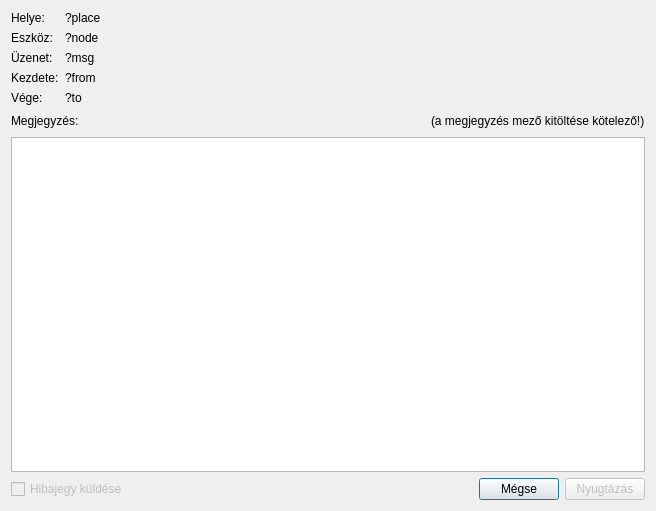
Old version of the form lv2g/acknowledge.ui in the repository csikfer/lanview2.
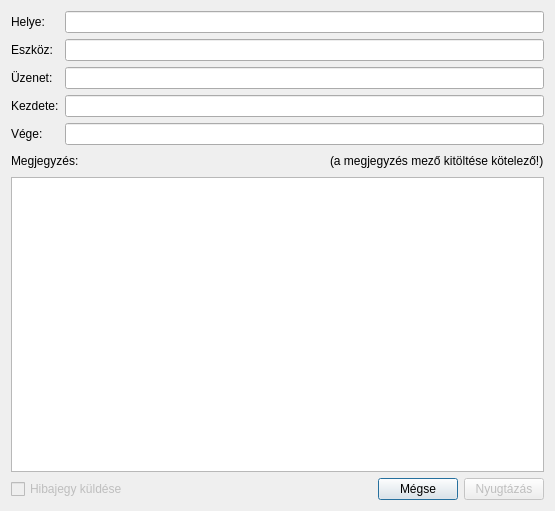
New version of the form.

What changed in the file:
```diff
--- a/lv2g/acknowledge.ui
+++ b/lv2g/acknowledge.ui
@@ -9,14 +9,14 @@
    <rect>
     <x>0</x>
     <y>0</y>
-    <width>656</width>
+    <width>555</width>
     <height>511</height>
    </rect>
   </property>
   <property name="windowTitle">
    <string>Riasztási esemény nyugtázása</string>
   </property>
-  <layout class="QVBoxLayout" name="verticalLayout">
+  <layout class="QVBoxLayout" name="verticalLayout" stretch="0,0,1,0">
    <item>
     <layout class="QFormLayout" name="formLayout">
      <item row="0" column="0">
@@ -26,13 +26,6 @@
        </property>
       </widget>
      </item>
-     <item row="0" column="1">
-      <widget class="QLabel" name="placeL">
-       <property name="text">
-        <string>?place</string>
-       </property>
-      </widget>
-     </item>
      <item row="1" column="0">
       <widget class="QLabel" name="labelNode">
        <property name="text">
@@ -40,13 +33,6 @@
        </property>
       </widget>
      </item>
-     <item row="1" column="1">
-      <widget class="QLabel" name="nodeL">
-       <property name="text">
-        <string>?node</string>
-       </property>
-      </widget>
-     </item>
      <item row="2" column="0">
       <widget class="QLabel" name="labelMsg">
        <property name="text">
@@ -54,13 +40,6 @@
        </property>
       </widget>
      </item>
-     <item row="2" column="1">
-      <widget class="QLabel" name="msgL">
-       <property name="text">
-        <string>?msg</string>
-       </property>
-      </widget>
-     </item>
      <item row="3" column="0">
       <widget class="QLabel" name="labelFrom">
        <property name="text">
@@ -68,13 +47,6 @@
        </property>
       </widget>
      </item>
-     <item row="3" column="1">
-      <widget class="QLabel" name="fromL">
-       <property name="text">
-        <string>?from</string>
-       </property>
-      </widget>
-     </item>
      <item row="4" column="0">
       <widget class="QLabel" name="labelTo">
        <property name="text">
@@ -82,10 +54,38 @@
        </property>
       </widget>
      </item>
+     <item row="0" column="1">
+      <widget class="QLineEdit" name="lineEditPlace">
+       <property name="readOnly">
+        <bool>true</bool>
+       </property>
+      </widget>
+     </item>
+     <item row="1" column="1">
+      <widget class="QLineEdit" name="lineEditNode">
+       <property name="readOnly">
+        <bool>true</bool>
+       </property>
+      </widget>
+     </item>
+     <item row="2" column="1">
+      <widget class="QLineEdit" name="lineEditMsg">
+       <property name="readOnly">
+        <bool>true</bool>
+       </property>
+      </widget>
+     </item>
+     <item row="3" column="1">
+      <widget class="QLineEdit" name="lineEditFrom">
+       <property name="readOnly">
+        <bool>true</bool>
+       </property>
+      </widget>
+     </item>
      <item row="4" column="1">
-      <widget class="QLabel" name="toL">
-       <property name="text">
-        <string>?to</string>
+      <widget class="QLineEdit" name="lineEditTo">
+       <property name="readOnly">
+        <bool>true</bool>
        </property>
       </widget>
      </item>
```
Left out of the diff: 2 changed lines with no effect on the pictures.
